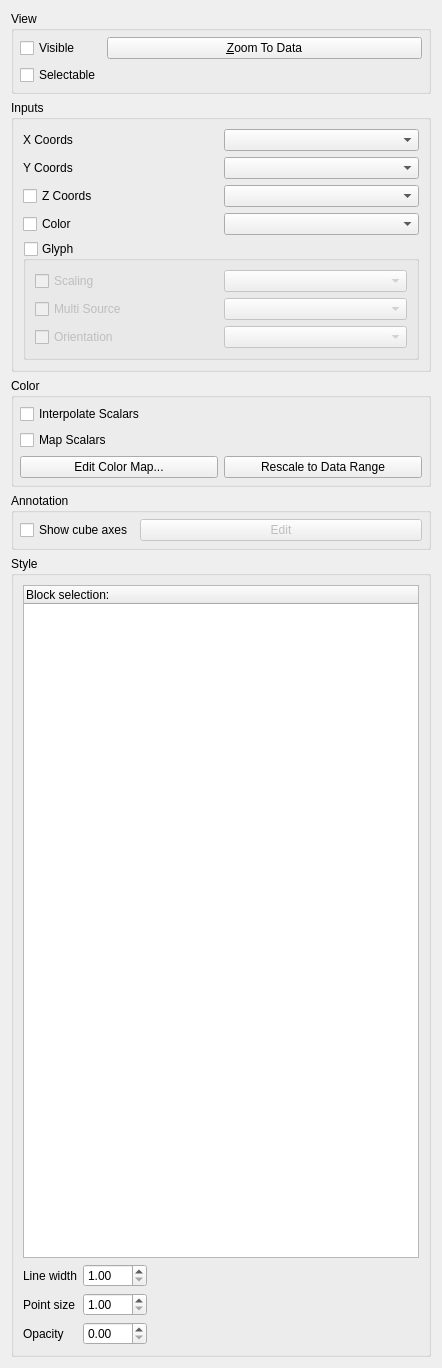
Qt form Qt/Components/Resources/UI/pqScatterPlotDisplayPanel.ui (wildmichael/ParaView3-enhancements-old) before a commit.
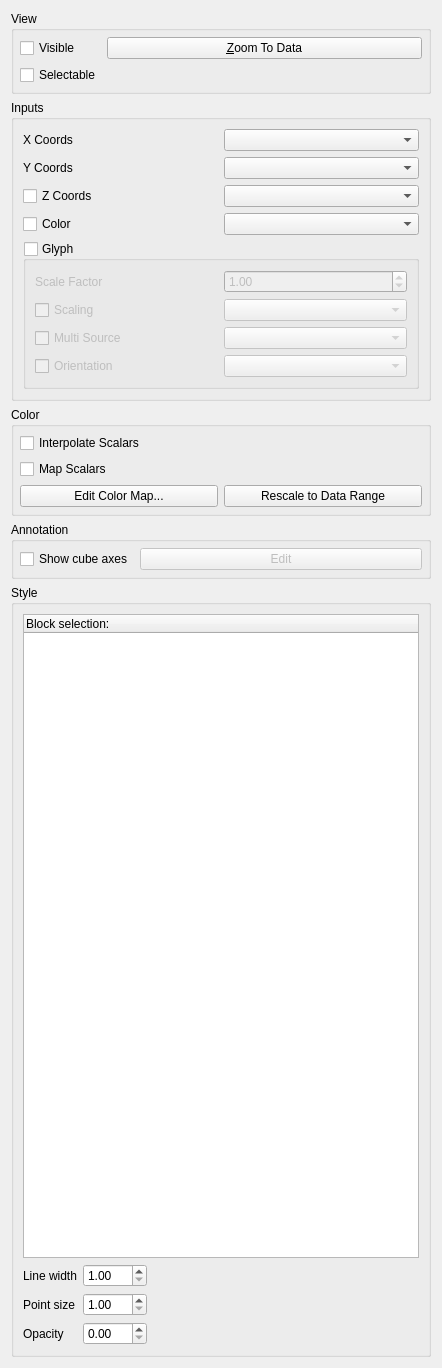
The same form after that commit.

Commit message: ENH: ScatterPlot: add Scale Factor UI

Patch:
```diff
--- a/Qt/Components/Resources/UI/pqScatterPlotDisplayPanel.ui
+++ b/Qt/Components/Resources/UI/pqScatterPlotDisplayPanel.ui
@@ -132,36 +132,53 @@
          <bool>false</bool>
         </property>
         <layout class="QGridLayout" name="gridLayout_4">
-         <item row="0" column="0">
+         <item row="1" column="0">
           <widget class="QCheckBox" name="GlyphScalingCheckBox">
            <property name="text">
             <string>Scaling</string>
            </property>
           </widget>
          </item>
-         <item row="0" column="1">
+         <item row="1" column="1">
           <widget class="QComboBox" name="GlyphScalingComboBox"/>
          </item>
-         <item row="1" column="0">
+         <item row="2" column="0">
           <widget class="QCheckBox" name="GlyphMultiSourceCheckBox">
            <property name="text">
             <string>Multi Source</string>
            </property>
           </widget>
          </item>
-         <item row="1" column="1">
+         <item row="2" column="1">
           <widget class="QComboBox" name="GlyphMultiSourceComboBox"/>
          </item>
-         <item row="2" column="0">
+         <item row="3" column="0">
           <widget class="QCheckBox" name="GlyphOrientationCheckBox">
            <property name="text">
             <string>Orientation</string>
            </property>
           </widget>
          </item>
-         <item row="2" column="1">
+         <item row="3" column="1">
           <widget class="QComboBox" name="GlyphOrientationComboBox"/>
          </item>
+         <item row="0" column="0">
+          <widget class="QLabel" name="GlyphScaleFactorLabel">
+           <property name="text">
+            <string>Scale Factor</string>
+           </property>
+          </widget>
+         </item>
+         <item row="0" column="1">
+          <widget class="QDoubleSpinBox" name="GlyphScaleFactorSpinBox">
+           <property name="maximum">
+            <double>10000.000000000000000</double>
+           </property>
+           <property name="value">
+            <double>1.000000000000000</double>
+           </property>
+          </widget>
+         </item>
         </layout>
        </widget>
       </item>
```
The commit also changes 1 other file.
